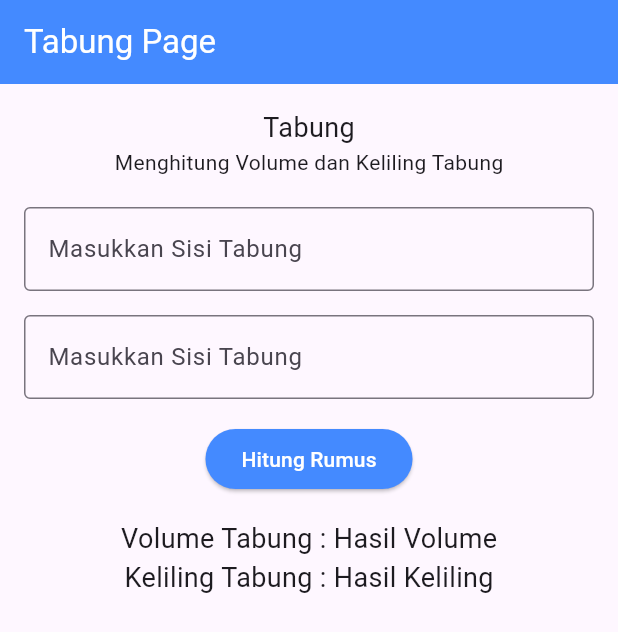
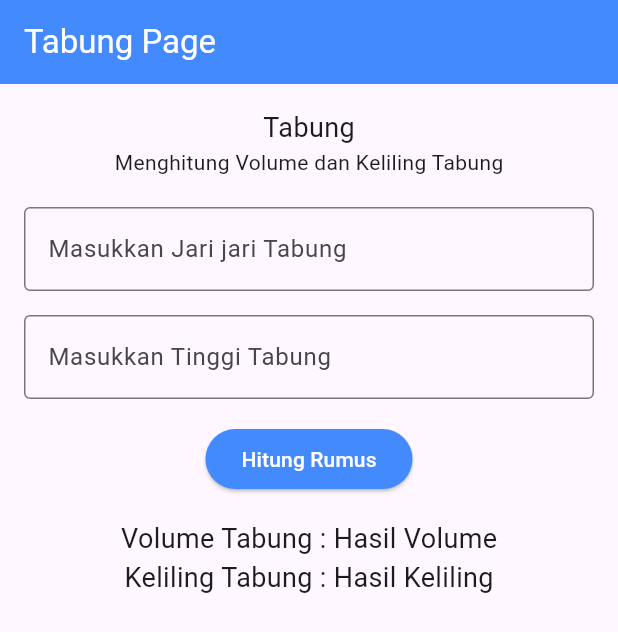
Before and after one commit to Simad9/TPM_Quiz, a Flutter app: the TabungPage screen opened directly, on a phone screen of 412 x 824 dp. Shown: the top 632 px of the screen. Run offline on Flutter 3.47's test engine with Material 3 defaults, Android fonts, the phone set to English and light mode, and no system bars.

Commit message:
update:dikit

```diff
--- a/lib/pages/tabung_page.dart
+++ b/lib/pages/tabung_page.dart
@@ -61,7 +61,7 @@ class _TabungPageState extends State<TabungPage> {
               keyboardType: TextInputType.number,
               decoration: InputDecoration(
                   border: OutlineInputBorder(),
-                  labelText: 'Masukkan Sisi Tabung'),
+                  labelText: 'Masukkan Jari jari Tabung'),
             ),
             SizedBox(height: 16),
             TextField(
@@ -69,7 +69,7 @@ class _TabungPageState extends State<TabungPage> {
               keyboardType: TextInputType.number,
               decoration: InputDecoration(
                   border: OutlineInputBorder(),
-                  labelText: 'Masukkan Sisi Tabung'),
+                  labelText: 'Masukkan Tinggi Tabung'),
             ),
             SizedBox(height: 16),
             ButtonCek(callback: () => hitung(), text: "Hitung Rumus"),
```
